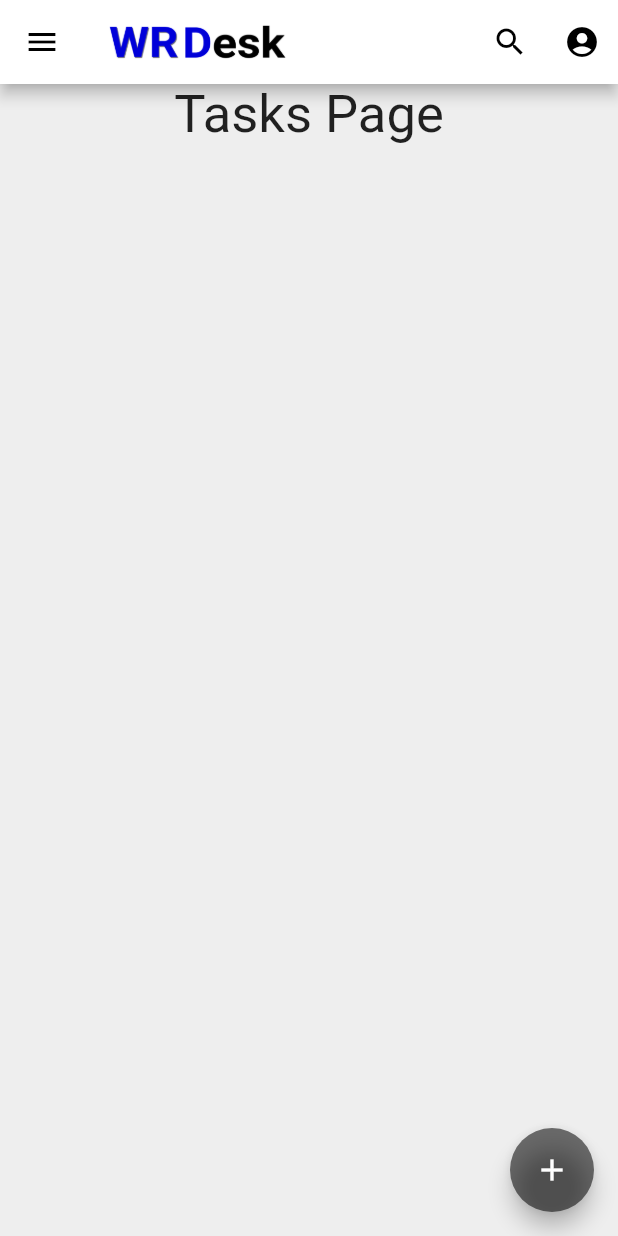
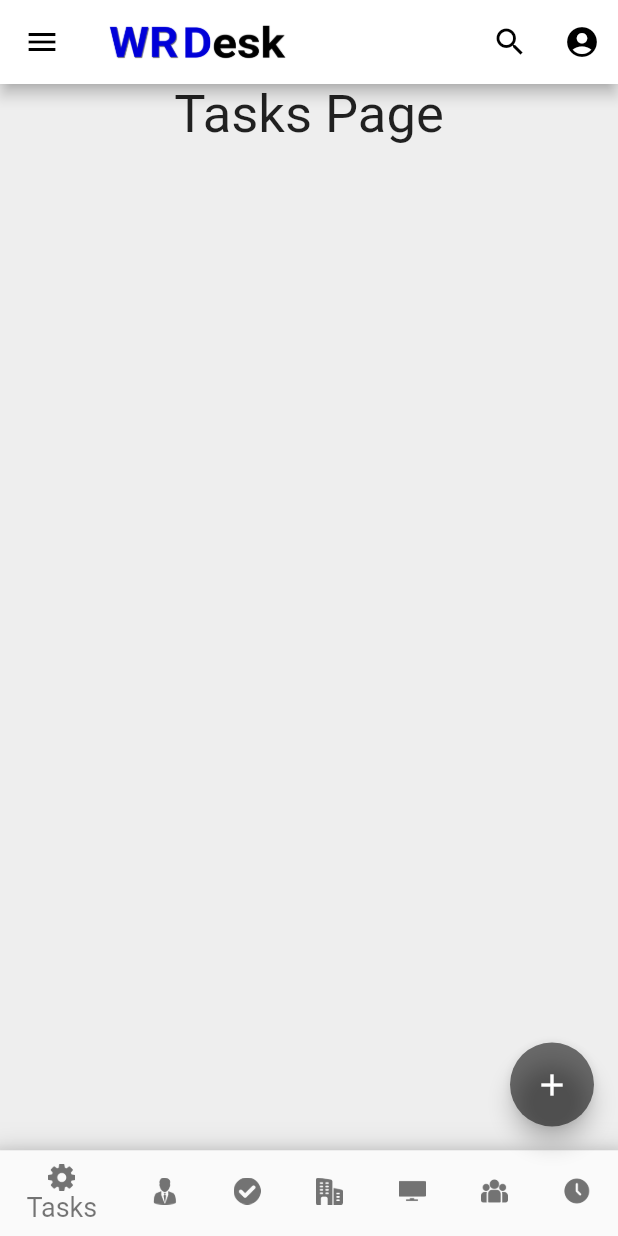
Before and after one commit to wrogerio/WRDesk-App, a Flutter app: the screen it shows after launch, on a phone screen of 412 x 824 dp. Run offline on Flutter 3.47's test engine with Material 2 defaults, Android fonts, the phone set to English and light mode, and no system bars.

Commit message:
bottom navigation icons

```diff
--- a/lib/pages/home_page.dart
+++ b/lib/pages/home_page.dart
@@ -60,7 +60,7 @@ class _HomePageState extends State<HomePage> {
       body: Center(
         child: telas[_initialIndex],
       ),
-      //bottomNavigationBar: BottomNavigationContent(),
+      bottomNavigationBar: BottomNavigationContent(),
       floatingActionButton: FloatingActionButton(
         onPressed: () {},
         backgroundColor: Colors.black54,
@@ -122,9 +122,9 @@ class _HomePageState extends State<HomePage> {
         type: BottomNavigationBarType.shifting,
         backgroundColor: Colors.white,
         elevation: 10,
-        unselectedItemColor: Colors.black,
-        fixedColor: Colors.black,
-        iconSize: 22,
+        unselectedItemColor: Colors.black54,
+        fixedColor: Colors.black54,
+        iconSize: 18,
         selectedFontSize: 18,
         unselectedFontSize: 18,
         currentIndex: _initialIndex,
@@ -143,8 +143,24 @@ class _HomePageState extends State<HomePage> {
             label: 'Adm',
           ),
           BottomNavigationBarItem(
-            icon: ImageIcon(AssetImage('assets/images/bin.png')),
+            icon: ImageIcon(AssetImage('assets/images/done.png')),
             label: 'Encerrados',
+          ),
+          BottomNavigationBarItem(
+            icon: ImageIcon(AssetImage('assets/images/company.png')),
+            label: 'Empresas',
+          ),
+          BottomNavigationBarItem(
+            icon: ImageIcon(AssetImage('assets/images/tv.png')),
+            label: 'Canais',
+          ),
+          BottomNavigationBarItem(
+            icon: ImageIcon(AssetImage('assets/images/users.png')),
+            label: 'Analistas',
+          ),
+          BottomNavigationBarItem(
+            icon: ImageIcon(AssetImage('assets/images/clock.png')),
+            label: 'Status',
           ),
         ],
       ),
```
